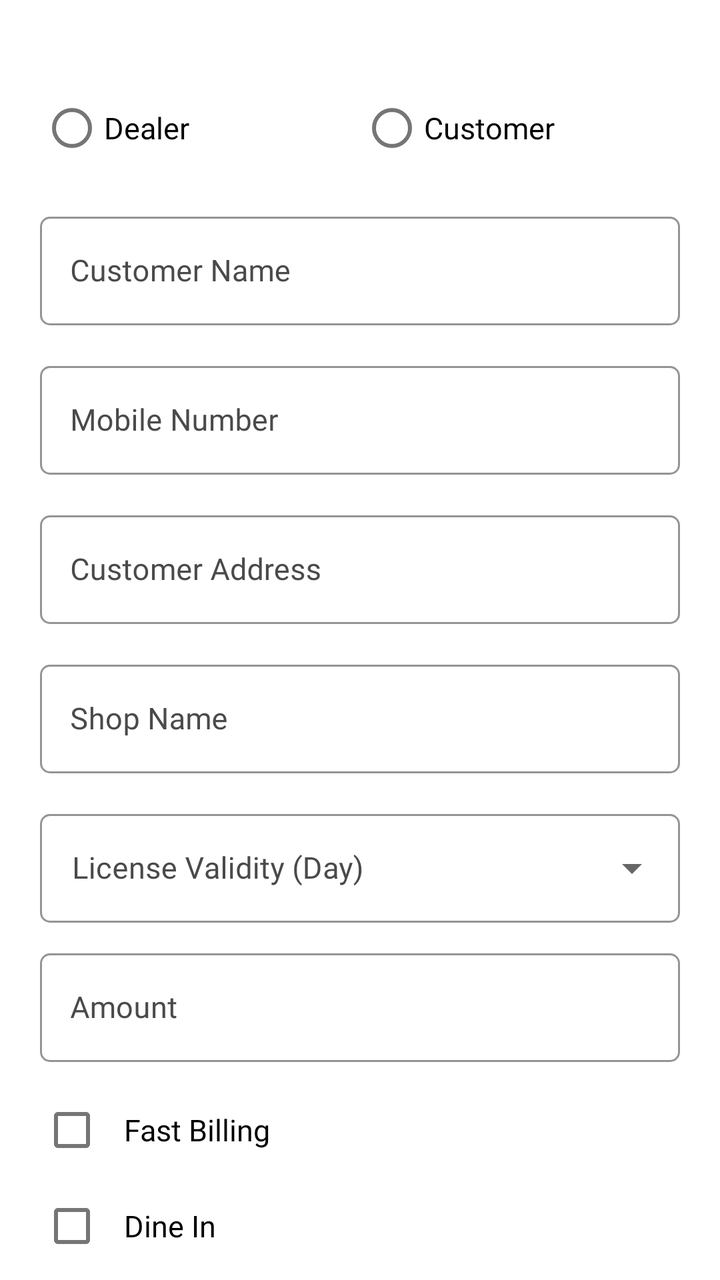
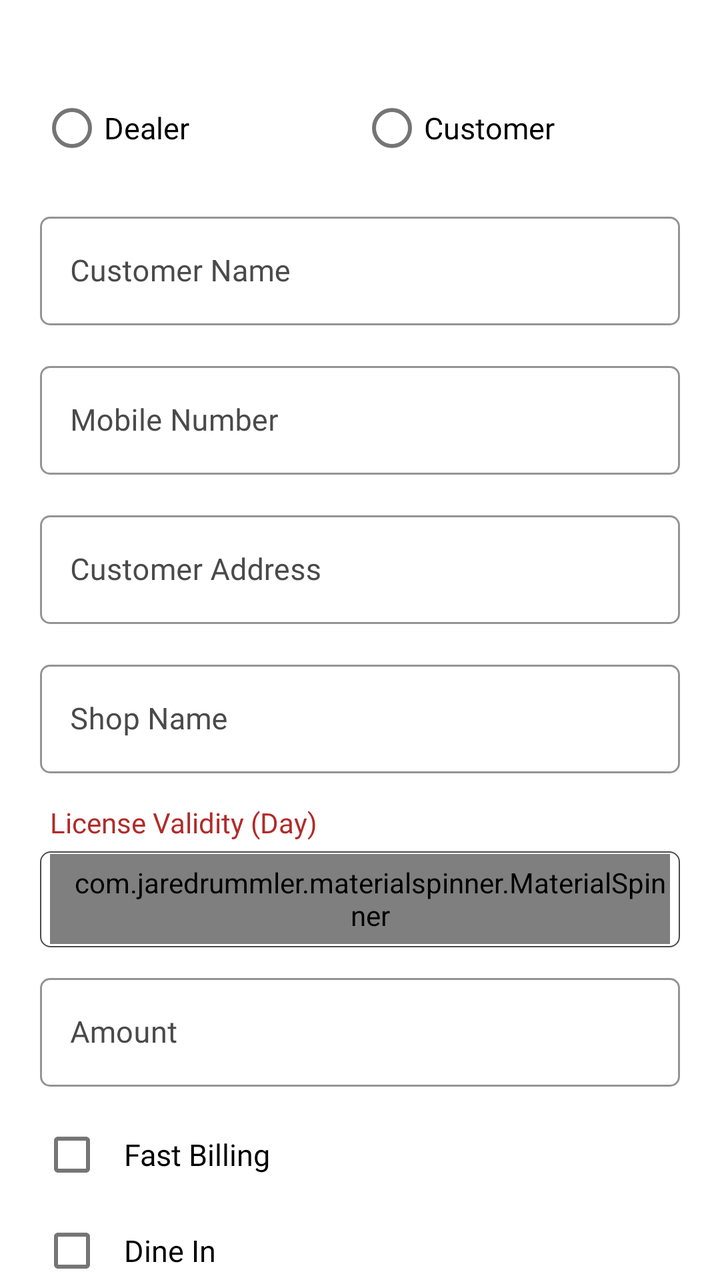

Before-and-after screenshots of an Android layout around one commit, followed by the original layout XML and the change that was made.
<!-- AndroidManifest.xml: application theme AppTheme -->
<!-- res/layout/fragment_customer_registration.xml -->
<?xml version="1.0" encoding="utf-8"?>
<androidx.core.widget.NestedScrollView xmlns:android="http://schemas.android.com/apk/res/android"
    xmlns:app="http://schemas.android.com/apk/res-auto"
    xmlns:tools="http://schemas.android.com/tools"
    android:layout_width="match_parent"
    android:layout_height="match_parent"
    tools:context=".Fragment.CustomerRegistration">

    <LinearLayout
        android:layout_width="match_parent"
        android:layout_height="match_parent"
        android:orientation="vertical"
        android:padding="10dp">

        <RadioGroup
            android:id="@+id/userGroup"
            android:layout_width="match_parent"
            android:layout_height="wrap_content"
            android:layout_marginStart="10dp"
            android:layout_marginTop="30dp"
            android:layout_marginEnd="10dp"
            android:layout_marginBottom="5dp"
            android:orientation="horizontal">

            <RadioButton
                android:layout_width="match_parent"
                android:layout_height="wrap_content"
                android:layout_gravity="center"
                android:layout_weight="1"
                android:fontFamily="@font/poppinsregular"
                android:gravity="center|start"
                android:text="Dealer"
                android:textColor="@color/black"
                android:textSize="15sp" />

            <RadioButton
                android:layout_width="match_parent"
                android:layout_height="wrap_content"
                android:layout_gravity="center"
                android:layout_weight="1"
                android:fontFamily="@font/poppinsregular"
                android:gravity="center|start"
                android:text="Customer"
                android:textColor="@color/black"
                android:textSize="15sp" />

        </RadioGroup>

        <com.google.android.material.textfield.TextInputLayout
            style="@style/Widget.MaterialComponents.TextInputLayout.OutlinedBox"
            android:layout_width="match_parent"
            android:layout_height="wrap_content"
            android:layout_gravity="center"
            android:layout_marginStart="10dp"
            android:layout_marginTop="10dp"
            android:layout_marginEnd="10dp"
            android:layout_marginBottom="5dp"
            android:gravity="center"
            android:textColorHint="@color/light_black"
            app:boxCornerRadiusBottomEnd="5dp"
            app:boxCornerRadiusBottomStart="5dp"
            app:boxCornerRadiusTopEnd="5dp"
            app:boxCornerRadiusTopStart="5dp"
            app:boxStrokeColor="@color/light_black">

            <com.google.android.material.textfield.TextInputEditText
                android:id="@+id/customerName"
                android:layout_width="match_parent"
                android:layout_height="wrap_content"
                android:drawableTint="@color/light_black"
                android:fontFamily="@font/poppinsregular"
                android:hint="Customer Name"
                android:imeOptions="actionNext"
                android:inputType="textCapWords|text"
                android:paddingStart="15dp"
                android:paddingEnd="10dp"
                android:singleLine="true"
                android:textColor="@color/black"
                android:textColorHint="@color/light_black"
                android:textSize="15sp" />

        </com.google.android.material.textfield.TextInputLayout>

        <com.google.android.material.textfield.TextInputLayout
            style="@style/Widget.MaterialComponents.TextInputLayout.OutlinedBox"
            android:layout_width="match_parent"
            android:layout_height="wrap_content"
            android:layout_gravity="center"
            android:layout_marginStart="10dp"
            android:layout_marginTop="10dp"
            android:layout_marginEnd="10dp"
            android:layout_marginBottom="5dp"
            android:gravity="center"
            android:textColorHint="@color/light_black"
            app:boxCornerRadiusBottomEnd="5dp"
            app:boxCornerRadiusBottomStart="5dp"
            app:boxCornerRadiusTopEnd="5dp"
            app:boxCornerRadiusTopStart="5dp"
            app:boxStrokeColor="@color/light_black">

            <com.google.android.material.textfield.TextInputEditText
                android:id="@+id/customerNumber"
                android:layout_width="match_parent"
                android:layout_height="wrap_content"
                android:digits="0123456789"
                android:drawableTint="@color/light_black"
                android:fontFamily="@font/poppinsregular"
                android:hint="Mobile Number"
                android:imeOptions="actionNext"
                android:inputType="numberDecimal"
                android:maxLength="10"
                android:paddingStart="15dp"
                android:paddingEnd="10dp"
                android:singleLine="true"
                android:textColor="@color/black"
                android:textColorHint="@color/light_black"
                android:textSize="15sp" />

        </com.google.android.material.textfield.TextInputLayout>

        <com.google.android.material.textfield.TextInputLayout
            style="@style/Widget.MaterialComponents.TextInputLayout.OutlinedBox"
            android:layout_width="match_parent"
            android:layout_height="wrap_content"
            android:layout_gravity="center"
            android:layout_marginStart="10dp"
            android:layout_marginTop="10dp"
            android:layout_marginEnd="10dp"
            android:layout_marginBottom="5dp"
            android:gravity="center"
            android:textColorHint="@color/light_black"
            app:boxCornerRadiusBottomEnd="5dp"
            app:boxCornerRadiusBottomStart="5dp"
            app:boxCornerRadiusTopEnd="5dp"
            app:boxCornerRadiusTopStart="5dp"
            app:boxStrokeColor="@color/light_black">

            <com.google.android.material.textfield.TextInputEditText
                android:id="@+id/customerAddress"
                android:layout_width="match_parent"
                android:layout_height="wrap_content"
                android:drawableTint="@color/light_black"
                android:fontFamily="@font/poppinsregular"
                android:hint="Customer Address"
                android:imeOptions="actionNext"
                android:inputType="textCapWords|textMultiLine"
                android:paddingStart="15dp"
                android:paddingEnd="10dp"
                android:singleLine="true"
                android:textColor="@color/black"
                android:textColorHint="@color/light_black"
                android:textSize="15sp" />

        </com.google.android.material.textfield.TextInputLayout>

        <com.google.android.material.textfield.TextInputLayout
            style="@style/Widget.MaterialComponents.TextInputLayout.OutlinedBox"
            android:layout_width="match_parent"
            android:layout_height="wrap_content"
            android:layout_gravity="center"
            android:layout_marginStart="10dp"
            android:layout_marginTop="10dp"
            android:layout_marginEnd="10dp"
            android:layout_marginBottom="5dp"
            android:gravity="center"
            android:textColorHint="@color/light_black"
            app:boxCornerRadiusBottomEnd="5dp"
            app:boxCornerRadiusBottomStart="5dp"
            app:boxCornerRadiusTopEnd="5dp"
            app:boxCornerRadiusTopStart="5dp"
            app:boxStrokeColor="@color/light_black">

            <com.google.android.material.textfield.TextInputEditText
                android:id="@+id/customerShopName"
                android:layout_width="match_parent"
                android:layout_height="wrap_content"
                android:drawableTint="@color/light_black"
                android:fontFamily="@font/poppinsregular"
                android:hint="Shop Name"
                android:imeOptions="actionNext"
                android:inputType="textCapWords"
                android:paddingStart="15dp"
                android:paddingEnd="10dp"
                android:singleLine="true"
                android:textColor="@color/black"
                android:textColorHint="@color/light_black"
                android:textSize="15sp" />

        </com.google.android.material.textfield.TextInputLayout>

        <com.google.android.material.textfield.TextInputLayout
            android:id="@+id/licenseValidityLayout"
            style="@style/CustomDropDownTilStyle"
            android:layout_marginStart="10dp"
            android:layout_marginTop="10dp"
            android:layout_marginEnd="10dp"
            android:hint="License Validity (Day)"
            app:boxCornerRadiusBottomEnd="5dp"
            app:boxCornerRadiusBottomStart="5dp"
            app:boxCornerRadiusTopEnd="5dp"
            app:boxCornerRadiusTopStart="5dp">

            <androidx.appcompat.widget.AppCompatAutoCompleteTextView
                android:id="@+id/licenseValidity"
                android:layout_width="match_parent"
                android:layout_height="wrap_content"
                android:focusable="false"
                android:fontFamily="@font/poppinsregular"
                android:inputType="none"
                android:singleLine="true"
                android:textSize="15sp" />

        </com.google.android.material.textfield.TextInputLayout>

        <com.google.android.material.textfield.TextInputLayout
            style="@style/Widget.MaterialComponents.TextInputLayout.OutlinedBox"
            android:layout_width="match_parent"
            android:layout_height="wrap_content"
            android:layout_gravity="center"
            android:layout_marginStart="10dp"
            android:layout_marginTop="10dp"
            android:layout_marginEnd="10dp"
            android:gravity="center"
            android:textColorHint="@color/light_black"
            app:boxCornerRadiusBottomEnd="5dp"
            app:boxCornerRadiusBottomStart="5dp"
            app:boxCornerRadiusTopEnd="5dp"
            app:boxCornerRadiusTopStart="5dp"
            app:boxStrokeColor="@color/light_black">

            <com.google.android.material.textfield.TextInputEditText
                android:id="@+id/amount"
                android:layout_width="match_parent"
                android:layout_height="wrap_content"
                android:digits="0123456789"
                android:fontFamily="@font/poppinsregular"
                android:hint="Amount"
                android:imeOptions="actionNext"
                android:inputType="numberDecimal"
                android:maxLength="5"
                android:paddingStart="15dp"
                android:paddingEnd="10dp"
                android:singleLine="true"
                android:textColor="@color/black"
                android:textColorHint="@color/light_black"
                android:textSize="15sp" />

        </com.google.android.material.textfield.TextInputLayout>

        <CheckBox
            android:id="@+id/fastBilling"
            android:layout_width="match_parent"
            android:layout_height="wrap_content"
            android:layout_gravity="center"
            android:layout_marginStart="10dp"
            android:layout_marginTop="10dp"
            android:layout_marginEnd="10dp"
            android:fontFamily="@font/poppinsregular"
            android:gravity="center|start"
            android:paddingStart="10dp"
            android:paddingEnd="10dp"
            android:text="Fast Billing"
            android:textColor="@color/black"
            android:textSize="15sp" />

        <CheckBox
            android:id="@+id/dineIn"
            android:layout_width="match_parent"
            android:layout_height="wrap_content"
            android:layout_gravity="center"
            android:layout_marginStart="10dp"
            android:layout_marginEnd="10dp"
            android:fontFamily="@font/poppinsregular"
            android:gravity="center|start"
            android:paddingStart="10dp"
            android:paddingEnd="10dp"
            android:text="Dine In"
            android:textColor="@color/black"
            android:textSize="15sp" />

        <CheckBox
            android:id="@+id/takeAway"
            android:layout_width="match_parent"
            android:layout_height="wrap_content"
            android:layout_gravity="center"
            android:layout_marginStart="10dp"
            android:layout_marginEnd="10dp"
            android:fontFamily="@font/poppinsregular"
            android:gravity="center|start"
            android:paddingStart="10dp"
            android:paddingEnd="10dp"
            android:text="Take Away"
            android:textColor="@color/black"
            android:textSize="15sp" />

        <CheckBox
            android:id="@+id/mess"
            android:layout_width="match_parent"
            android:layout_height="wrap_content"
            android:layout_gravity="center"
            android:layout_marginStart="10dp"
            android:layout_marginEnd="10dp"
            android:fontFamily="@font/poppinsregular"
            android:gravity="center|start"
            android:paddingStart="10dp"
            android:paddingEnd="10dp"
            android:text="Mess"
            android:textColor="@color/black"
            android:textSize="15sp" />

        <TextView
            android:id="@+id/submitRegistration"
            android:layout_width="match_parent"
            android:layout_height="50dp"
            android:layout_gravity="center"
            android:layout_marginStart="10dp"
            android:layout_marginTop="40dp"
            android:layout_marginEnd="10dp"
            android:layout_marginBottom="30dp"
            android:background="@drawable/button_rounded_border"
            android:backgroundTint="@color/colorPrimary"
            android:fontFamily="@font/poppinsbold"
            android:gravity="center"
            android:padding="5dp"
            android:text="Register"
            android:textColor="@color/white"
            android:textSize="20sp" />

    </LinearLayout>

</androidx.core.widget.NestedScrollView>
<!-- resources referenced by this layout -->
<resources>
  <color name="black">#000</color>
  <color name="colorPrimary">#4862b7</color>
  <color name="light_black">#4a4a4a</color>
  <color name="white">#fff</color>
  <!-- drawable button_rounded_border (drawable) -->
  <?xml version="1.0" encoding="utf-8"?>
  <shape xmlns:android="http://schemas.android.com/apk/res/android">
      <stroke
          android:width="0.7dp"
          android:color="@color/light_black" />
      <corners android:radius="5dp" />
  </shape>
  <style name="CustomDropDownTilStyle" parent="Widget.MaterialComponents.TextInputLayout.OutlinedBox.ExposedDropdownMenu">
          <item name="android:layout_width">match_parent</item>
          <item name="android:layout_height">wrap_content</item>
          <item name="android:textColorHint">@color/light_black</item>
          <item name="fontFamily">@font/poppinsregular</item>
          <item name="android:textSize">15sp</item>
          <item name="overlapAnchor">true</item>
          <item name="hintTextColor">@color/colorAccent</item>
          <item name="boxStrokeColor">@color/colorAccent</item>
          <item name="colorControlNormal">@color/colorAccent</item>
          <item name="colorControlActivated">@color/colorAccent</item>
          <item name="colorControlHighlight">@color/colorAccent</item>
          <item name="boxCornerRadiusBottomEnd">5dp</item>
          <item name="boxCornerRadiusBottomStart">5dp</item>
          <item name="boxCornerRadiusTopEnd">5dp</item>
          <item name="boxCornerRadiusTopStart">5dp</item>
      </style>
  <style name="AppTheme" parent="Theme.MaterialComponents.DayNight.NoActionBar">
          
          <item name="colorPrimary">@color/colorPrimary</item>
          <item name="colorPrimaryDark">@color/colorPrimary</item>
          <item name="colorAccent">@color/colorAccent</item>
          <item name="android:windowIsTranslucent">true</item>
          <item name="windowNoTitle">true</item>
          <item name="windowActionBar">false</item>
  
      </style>
  <color name="colorAccent">#000</color>
</resources>

<!-- the commit's change to res/layout/fragment_customer_registration.xml (unified diff, before → after) -->
@@ -188,29 +188,39 @@
 
         </com.google.android.material.textfield.TextInputLayout>
 
-        <com.google.android.material.textfield.TextInputLayout
+        <TextView
+            android:layout_width="wrap_content"
+            android:layout_height="wrap_content"
+            android:layout_marginStart="15dp"
+            android:layout_marginTop="10dp"
+            android:fontFamily="@font/poppinsregular"
+            android:text="License Validity (Day)"
+            android:textColor="@color/textcolor" />
+
+        <LinearLayout
             android:id="@+id/licenseValidityLayout"
-            style="@style/CustomDropDownTilStyle"
-            android:layout_marginStart="10dp"
-            android:layout_marginTop="10dp"
-            android:layout_marginEnd="10dp"
-            android:hint="License Validity (Day)"
-            app:boxCornerRadiusBottomEnd="5dp"
-            app:boxCornerRadiusBottomStart="5dp"
-            app:boxCornerRadiusTopEnd="5dp"
-            app:boxCornerRadiusTopStart="5dp">
-
-            <androidx.appcompat.widget.AppCompatAutoCompleteTextView
+            android:layout_width="match_parent"
+            android:layout_height="48dp"
+            android:layout_marginStart="10dp"
+            android:layout_marginTop="5dp"
+            android:layout_marginEnd="10dp"
+            android:background="@drawable/button_rounded_border"
+            android:orientation="horizontal">
+
+            <com.jaredrummler.materialspinner.MaterialSpinner
                 android:id="@+id/licenseValidity"
                 android:layout_width="match_parent"
-                android:layout_height="wrap_content"
-                android:focusable="false"
-                android:fontFamily="@font/poppinsregular"
-                android:inputType="none"
-                android:singleLine="true"
-                android:textSize="15sp" />
-
-        </com.google.android.material.textfield.TextInputLayout>
+                android:layout_height="45dp"
+                android:layout_gravity="center"
+                android:layout_margin="5dp"
+                android:fontFamily="@font/poppinsregular"
+                android:gravity="center|start"
+                android:paddingStart="10dp"
+                android:textColor="@color/black"
+                android:textSize="15sp"
+                app:ms_hint="Select License Validity" />
+
+        </LinearLayout>
 
         <com.google.android.material.textfield.TextInputLayout
             style="@style/Widget.MaterialComponents.TextInputLayout.OutlinedBox"
<!-- resource entries referenced after the edit -->
@@ -3,6 +3,7 @@
   <color name="black">#000</color>
   <color name="colorPrimary">#4862b7</color>
   <color name="light_black">#4a4a4a</color>
+  <color name="textcolor">#b12b2a</color>
   <color name="white">#fff</color>
   <!-- drawable button_rounded_border (drawable) -->
   <?xml version="1.0" encoding="utf-8"?>
@@ -12,23 +13,6 @@
           android:color="@color/light_black" />
       <corners android:radius="5dp" />
   </shape>
-  <style name="CustomDropDownTilStyle" parent="Widget.MaterialComponents.TextInputLayout.OutlinedBox.ExposedDropdownMenu">
-          <item name="android:layout_width">match_parent</item>
-          <item name="android:layout_height">wrap_content</item>
-          <item name="android:textColorHint">@color/light_black</item>
-          <item name="fontFamily">@font/poppinsregular</item>
-          <item name="android:textSize">15sp</item>
-          <item name="overlapAnchor">true</item>
-          <item name="hintTextColor">@color/colorAccent</item>
-          <item name="boxStrokeColor">@color/colorAccent</item>
-          <item name="colorControlNormal">@color/colorAccent</item>
-          <item name="colorControlActivated">@color/colorAccent</item>
-          <item name="colorControlHighlight">@color/colorAccent</item>
-          <item name="boxCornerRadiusBottomEnd">5dp</item>
-          <item name="boxCornerRadiusBottomStart">5dp</item>
-          <item name="boxCornerRadiusTopEnd">5dp</item>
-          <item name="boxCornerRadiusTopStart">5dp</item>
-      </style>
   <style name="AppTheme" parent="Theme.MaterialComponents.DayNight.NoActionBar">
           
           <item name="colorPrimary">@color/colorPrimary</item>
